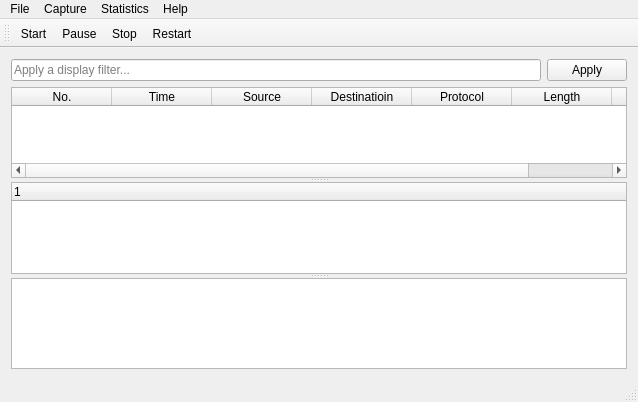
Qt form mainwindow.ui (j4ckstraw/mSniffer) before a commit.
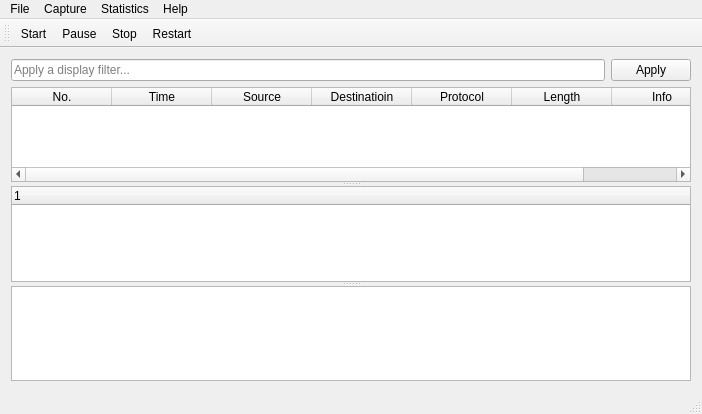
The same form after that commit. Icons and pictures are not drawn.

Commit message: Connect Refresh Interface to interfaceDialog.

```diff
--- a/mainwindow.ui
+++ b/mainwindow.ui
@@ -6,8 +6,8 @@
    <rect>
     <x>0</x>
     <y>0</y>
-    <width>638</width>
-    <height>402</height>
+    <width>702</width>
+    <height>414</height>
    </rect>
   </property>
   <property name="windowTitle">
@@ -101,7 +101,7 @@
     <rect>
      <x>0</x>
      <y>0</y>
-     <width>638</width>
+     <width>702</width>
      <height>21</height>
     </rect>
    </property>
```
The commit also changes 3 other files.
